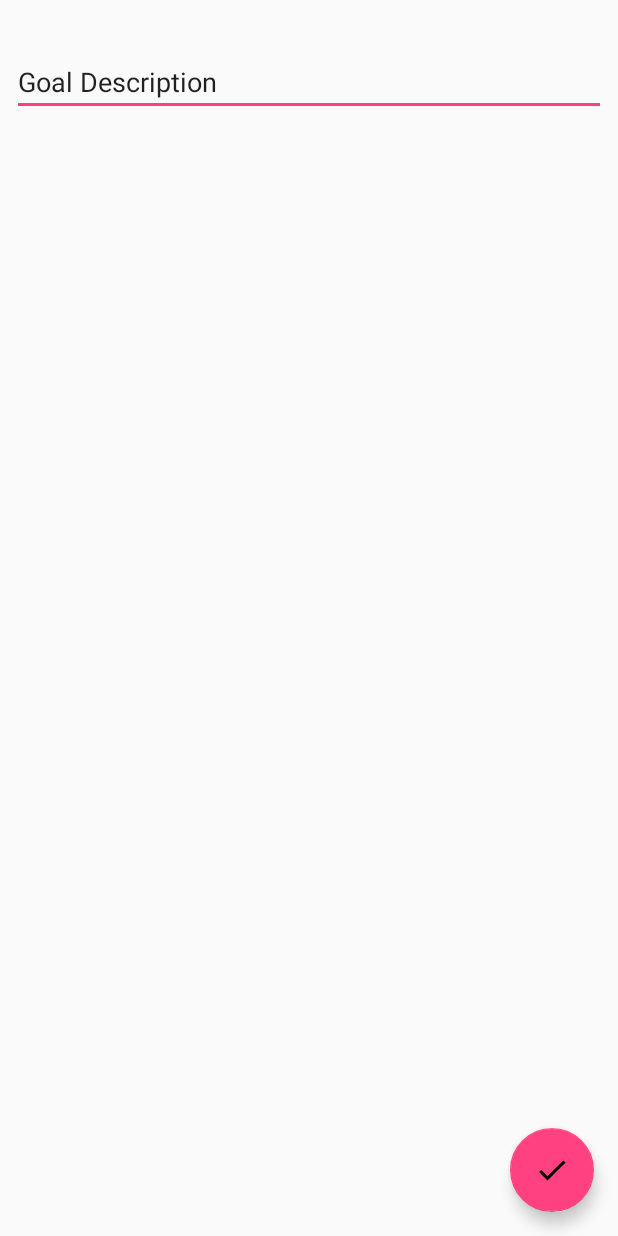
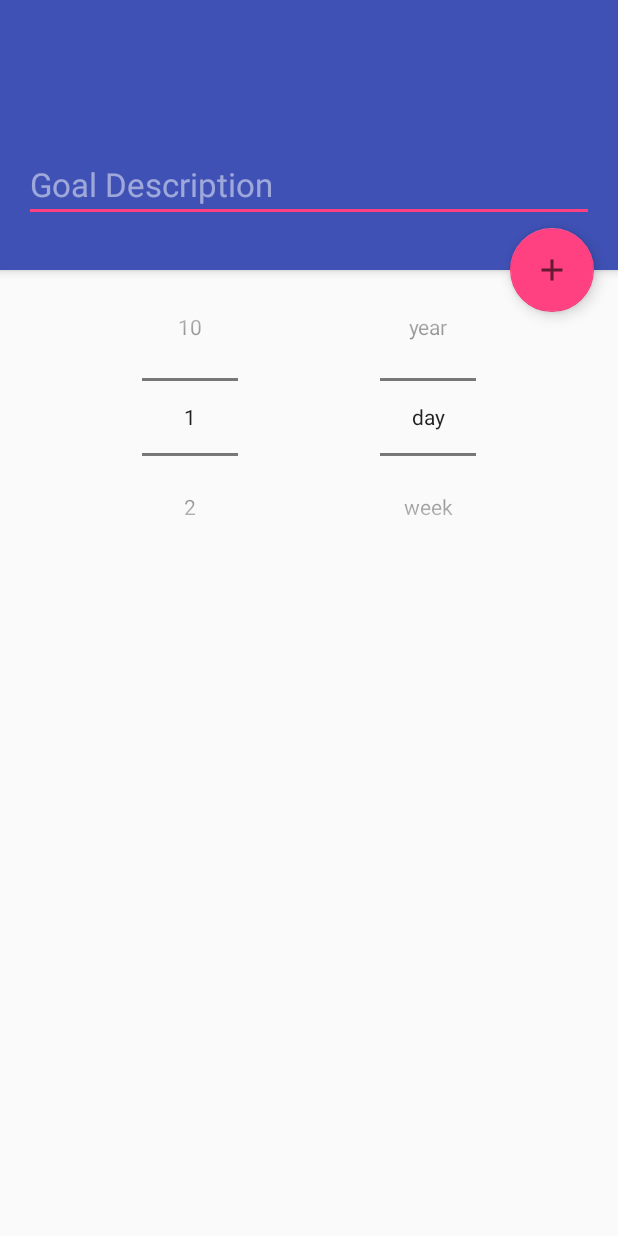
Before and after one commit to djacoronel/GoalMentum, an Android app: the AddGoalActivity screen opened directly, with no data from a screen before it, on a phone screen of 412 x 824 dp. Run offline under Robolectric (Android 15) with nearby library versions, the phone set to English and light mode, and no system bars; libraries missing offline, so code that uses them is left out: com.raizlabs.android.

Commit message:
Implemented remaining days in goal card.

```diff
--- a/app/src/main/AndroidManifest.xml
+++ b/app/src/main/AndroidManifest.xml
@@ -28,6 +28,10 @@
         <activity
             android:name=".presentation.ScrollingActivity"
             android:label="@string/title_activity_scrolling"
+            android:theme="@style/AppTheme" />
+        <activity
+            android:name=".presentation.ui.activities.ScrollingActivity"
+            android:label="@string/title_activity_scrolling"
             android:theme="@style/AppTheme"></activity>
     </application>
 
--- a/app/src/main/java/com/djacoronel/goalmentum/domain/interactors/impl/milestone/GetAllMilestonesByAssignedGoalInteractorImpl.kt
+++ b/app/src/main/java/com/djacoronel/goalmentum/domain/interactors/impl/milestone/GetAllMilestonesByAssignedGoalInteractorImpl.kt
@@ -30,7 +30,7 @@ class GetAllMilestonesByAssignedGoalInteractorImpl(
 
     override fun run() {
         val milestones = mMilestoneRepository.getMilestonesByAssignedGoal(mGoalId)
-        Collections.sort(milestones, mMilestoneComparator)
+        //Collections.sort(milestones, mMilestoneComparator)
         mMainThread.post(Runnable { mCallback.onMilestonesRetrieved(milestones) })
     }
 }
--- a/app/src/main/java/com/djacoronel/goalmentum/domain/interactors/impl/work/GetWorksByAssignedMilestoneInteractorImpl.kt
+++ b/app/src/main/java/com/djacoronel/goalmentum/domain/interactors/impl/work/GetWorksByAssignedMilestoneInteractorImpl.kt
@@ -29,7 +29,7 @@ class GetWorksByAssignedMilestoneInteractorImpl(
 
     override fun run() {
         val works = mWorkRepository.getWorksByAssignedMilestone(mMilestoneId)
-        Collections.sort(works, mWorkComparator)
+        //Collections.sort(works, mWorkComparator)
         mMainThread.post(Runnable { mCallback.onWorksRetrieved(mMilestoneId, works) })
     }
 }
--- a/app/src/main/java/com/djacoronel/goalmentum/presentation/ui/activities/AddGoalActivity.kt
+++ b/app/src/main/java/com/djacoronel/goalmentum/presentation/ui/activities/AddGoalActivity.kt
@@ -1,5 +1,6 @@
 package com.djacoronel.goalmentum.presentation.ui.activities
 
+import android.content.res.Resources
 import android.os.Bundle
 import android.support.v7.app.AppCompatActivity
 import com.djacoronel.goalmentum.R
@@ -11,6 +12,7 @@ import com.djacoronel.goalmentum.storage.MilestoneRepositoryImpl
 import com.djacoronel.goalmentum.threading.MainThreadImpl
 import kotlinx.android.synthetic.main.activity_add_goal.*
 import org.jetbrains.anko.toast
+import java.util.*
 
 
 class AddGoalActivity : AppCompatActivity(), AddGoalPresenter.View {
@@ -30,10 +32,48 @@ class AddGoalActivity : AppCompatActivity(), AddGoalPresenter.View {
         )
 
         fab.setOnClickListener { addGoal() }
+        setupDurationPicker()
+    }
+
+    fun setupDurationPicker() {
+        val numbers = resources.getStringArray(R.array.numbers_array)
+        val duration = resources.getStringArray(R.array.day_week_month_array)
+        val durationWithS = duration.map { it -> it + "s" }.toTypedArray()
+
+        number_picker.minValue = 0
+        number_picker.maxValue = numbers.lastIndex
+        number_picker.wrapSelectorWheel = true
+        number_picker.displayedValues = numbers
+
+        day_week_month_picker.minValue = 0
+        day_week_month_picker.maxValue = duration.lastIndex
+        day_week_month_picker.wrapSelectorWheel = true
+        day_week_month_picker.displayedValues = duration
+
+
+        number_picker.setOnValueChangedListener { picker, oldVal, newVal ->
+            if (newVal == 0)
+                day_week_month_picker.displayedValues = duration
+            else
+                day_week_month_picker.displayedValues = durationWithS
+        }
+
     }
 
     fun addGoal() {
-        mPresenter.addNewGoal(goal_desc_input.text.toString(), "duration placeholder")
+        mPresenter.addNewGoal(goal_desc_input.text.toString(), getDuration())
+    }
+
+    fun getDuration(): String {
+        val numberIndex = number_picker.value
+        val durationIndex = day_week_month_picker.value
+
+        val numberString = number_picker.displayedValues[numberIndex]
+        val durationString = day_week_month_picker.displayedValues[durationIndex]
+
+
+
+        return numberString + " " + durationString
     }
 
     override fun onGoalAdded(goalId: Long) {
--- a/app/src/main/java/com/djacoronel/goalmentum/presentation/ui/adapters/GoalItemAdapter.kt
+++ b/app/src/main/java/com/djacoronel/goalmentum/presentation/ui/adapters/GoalItemAdapter.kt
@@ -28,6 +28,7 @@ class GoalItemAdapter(
 
         fun bind(goal: Goal) = with(itemView) {
             goal_card_text.text = goal.description
+            duration_text.text = goal.duration + " " + goal.getStringRemainingDays()
 
             itemView.setOnClickListener {
                 mListener.onClickViewGoal(adapterPosition)
--- a/app/src/main/res/layout/activity_add_goal.xml
+++ b/app/src/main/res/layout/activity_add_goal.xml
@@ -4,34 +4,69 @@
     xmlns:tools="http://schemas.android.com/tools"
     android:layout_width="match_parent"
     android:layout_height="match_parent"
+    android:fitsSystemWindows="true"
     tools:context="com.djacoronel.goalmentum.presentation.ui.activities.AddGoalActivity">
+
 
     <android.support.constraint.ConstraintLayout
         android:layout_width="match_parent"
         android:layout_height="match_parent">
 
+        <android.support.design.widget.AppBarLayout
+            android:id="@+id/app_bar"
+            android:layout_width="match_parent"
+            android:layout_height="@dimen/app_bar_height"
+            android:fitsSystemWindows="true"
+            android:theme="@style/AppTheme.AppBarOverlay">
 
-        <EditText
-            android:id="@+id/goal_desc_input"
-            android:layout_width="0dp"
+            <EditText
+                android:id="@+id/goal_desc_input"
+                android:layout_width="match_parent"
+                android:layout_height="match_parent"
+                android:layout_marginBottom="32dp"
+                android:layout_marginEnd="16dp"
+                android:layout_marginStart="16dp"
+                android:layout_marginTop="32dp"
+                android:ellipsize="end"
+                android:gravity="bottom"
+                android:hint="Goal Description"
+                android:maxLines="3"
+                android:textAppearance="@android:style/TextAppearance.Large" />
+
+        </android.support.design.widget.AppBarLayout>
+
+        <NumberPicker
+            android:id="@+id/number_picker"
+            android:layout_width="wrap_content"
             android:layout_height="wrap_content"
             android:layout_marginEnd="8dp"
             android:layout_marginStart="8dp"
-            android:layout_marginTop="32dp"
-            android:ems="10"
-            android:inputType="textPersonName"
-            android:text="Goal Description"
+            android:layout_marginTop="8dp"
+            app:layout_constraintEnd_toStartOf="@+id/day_week_month_picker"
+            app:layout_constraintStart_toStartOf="parent"
+            app:layout_constraintTop_toBottomOf="@+id/app_bar" />
+
+        <NumberPicker
+            android:id="@+id/day_week_month_picker"
+            android:layout_width="wrap_content"
+            android:layout_height="wrap_content"
+            android:layout_marginEnd="8dp"
+            android:layout_marginTop="8dp"
             app:layout_constraintEnd_toEndOf="parent"
-            app:layout_constraintStart_toStartOf="parent"
-            app:layout_constraintTop_toTopOf="parent" />
+            app:layout_constraintStart_toEndOf="@id/number_picker"
+            app:layout_constraintTop_toBottomOf="@+id/app_bar"
+            android:layout_marginRight="8dp" />
+
+
     </android.support.constraint.ConstraintLayout>
 
     <android.support.design.widget.FloatingActionButton
         android:id="@+id/fab"
         android:layout_width="wrap_content"
         android:layout_height="wrap_content"
-        android:layout_gravity="bottom|end"
         android:layout_margin="@dimen/fab_margin"
-        app:srcCompat="@drawable/ic_done_black_24dp" />
+        app:layout_anchor="@id/app_bar"
+        app:layout_anchorGravity="bottom|end"
+        app:srcCompat="@drawable/ic_add_black_24dp" />
 
 </android.support.design.widget.CoordinatorLayout>
--- a/app/src/main/res/values/strings.xml
+++ b/app/src/main/res/values/strings.xml
@@ -96,7 +96,26 @@
     </string>
     <string name="action_settings">Settings</string>
 
-    <!-- TODO: Remove or change this placeholder text -->
+    <string-array name="numbers_array">
+        <item>1</item>
+        <item>2</item>
+        <item>3</item>
+        <item>4</item>
+        <item>5</item>
+        <item>6</item>
+        <item>7</item>
+        <item>8</item>
+        <item>9</item>
+        <item>10</item>
+    </string-array>
+    <string-array name="day_week_month_array">
+        <item>day</item>
+        <item>week</item>
+        <item>month</item>
+        <item>year</item>
+    </string-array>
+
+
     <string name="hello_blank_fragment">Hello blank fragment</string>
     <string name="title_activity_scrolling">ScrollingActivity</string>
 </resources>
```
Also changed, not shown: app/src/main/java/com/djacoronel/goalmentum/domain/model/Goal.kt (+36 -0 lines), app/src/main/res/layout/goal_item.xml (+28 -5 lines).
